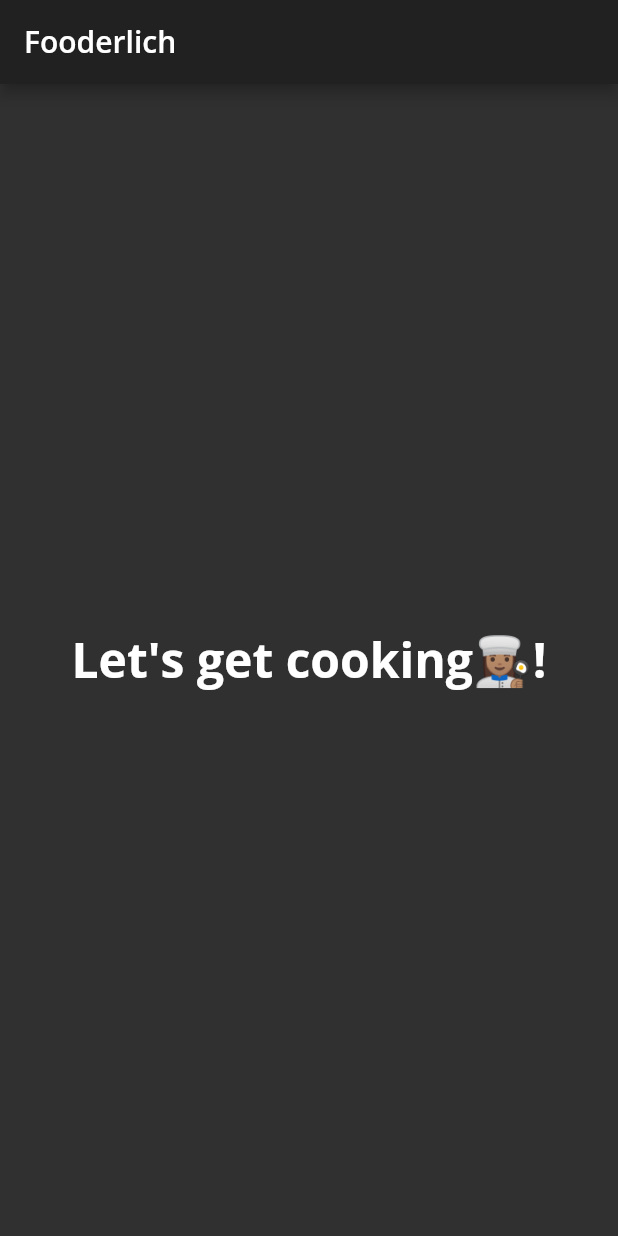
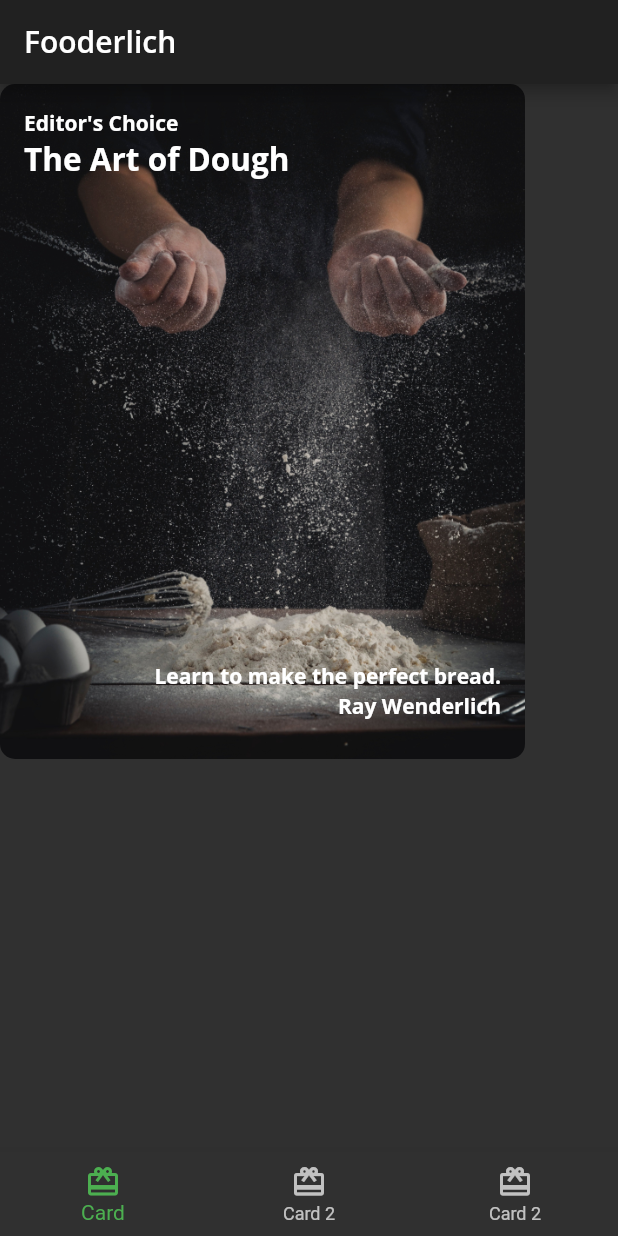
Before and after one commit to vedintech007/fooderlich, a Flutter app: the screen it shows after launch, on a phone screen of 412 x 824 dp. Run offline on Flutter 3.47's test engine with Material 2 defaults, Android fonts, the phone set to English and light mode, and no system bars; our stand-ins replace google_fonts.

Commit message:
added card one with images

```diff
--- /dev/null
+++ b/lib/card1.dart
@@ -0,0 +1,62 @@
+import 'package:flutter/material.dart';
+import 'package:fooderlich/constants/fooderlich_theme.dart';
+
+class Card1 extends StatelessWidget {
+  Card1({Key? key}) : super(key: key);
+
+  final String category = 'Editor\'s Choice';
+  final String title = 'The Art of Dough';
+  final String description = 'Learn to make the perfect bread.';
+  final String chef = 'Ray Wenderlich';
+
+  @override
+  Widget build(BuildContext context) {
+    return Container(
+      padding: const EdgeInsets.all(16),
+      constraints: const BoxConstraints.expand(
+        width: 350,
+        height: 450,
+      ),
+      decoration: const BoxDecoration(
+        image: DecorationImage(
+          image: AssetImage("assets/mag1.png"),
+          fit: BoxFit.cover,
+        ),
+        borderRadius: BorderRadius.all(Radius.circular(10.0)),
+      ),
+
+      // TODO: Add a stack of text
+      child: Stack(
+        children: [
+          Text(
+            category,
+            style: FooderlichTheme.darkTextTheme.bodyText1,
+          ),
+          Positioned(
+            top: 20,
+            child: Text(
+              title,
+              style: FooderlichTheme.darkTextTheme.headline2,
+            ),
+          ),
+          Positioned(
+            bottom: 30,
+            right: 0,
+            child: Text(
+              description,
+              style: FooderlichTheme.darkTextTheme.bodyText1,
+            ),
+          ),
+          Positioned(
+            bottom: 10,
+            right: 0,
+            child: Text(
+              chef,
+              style: FooderlichTheme.darkTextTheme.bodyText1,
+            ),
+          ),
+        ],
+      ),
+    );
+  }
+}
--- a/lib/main.dart
+++ b/lib/main.dart
@@ -1,4 +1,5 @@
 import 'package:flutter/material.dart';
+import 'package:fooderlich/pages/home.dart';
 import 'constants/fooderlich_theme.dart';
 
 void main() {
@@ -13,25 +14,11 @@ class Fooderlich extends StatelessWidget {
     // TODO: Create theme
     final theme = FooderlichTheme.dark();
     return MaterialApp(
-        debugShowCheckedModeBanner: false,
-        // TODO: Apply Home widget
-        theme: theme,
-        title: "Fooderlich ",
-        home: Scaffold(
-          // TODO: Style the title
-          appBar: AppBar(
-            title: Text(
-              'Fooderlich',
-              style: theme.textTheme.headline6,
-            ),
-          ),
-          // TODO: Style the body text
-          body: Center(
-            child: Text(
-              'Let\'s get cooking👩🏽‍🍳!',
-              style: theme.textTheme.headline1,
-            ),
-          ),
-        ));
+      debugShowCheckedModeBanner: false,
+      // TODO: Apply Home widget
+      theme: theme,
+      title: "Fooderlich ",
+      home: const Home(),
+    );
   }
 }
--- /dev/null
+++ b/lib/pages/home.dart
@@ -0,0 +1,60 @@
+import 'package:flutter/material.dart';
+import 'package:fooderlich/card1.dart';
+
+class Home extends StatefulWidget {
+  const Home({Key? key}) : super(key: key);
+
+  @override
+  HomeState createState() => HomeState();
+}
+
+class HomeState extends State<Home> {
+  // TODO: Add state variables and functions
+  int _selectedIndex = 0;
+  static List<Widget> pages = [
+    // TODO: Replace with Card1
+    Card1(),
+    // TODO: Replace with Card2
+    Container(color: Colors.green),
+    // TODO: Replace with Card3
+    Container(color: Colors.blue)
+  ];
+
+  void _onTapped(int index) {
+    setState(() {
+      _selectedIndex = index;
+    });
+  }
+
+  @override
+  Widget build(BuildContext context) {
+    return Scaffold(
+      appBar: AppBar(
+        title: Text(
+          'Fooderlich',
+          style: Theme.of(context).textTheme.headline6,
+        ),
+      ),
+      body: pages[_selectedIndex],
+      bottomNavigationBar: BottomNavigationBar(
+        selectedItemColor: Theme.of(context).textSelectionTheme.selectionColor,
+        currentIndex: _selectedIndex,
+        onTap: _onTapped,
+        items: const [
+          BottomNavigationBarItem(
+            icon: Icon(Icons.card_giftcard),
+            label: "Card",
+          ),
+          BottomNavigationBarItem(
+            icon: Icon(Icons.card_giftcard),
+            label: "Card 2",
+          ),
+          BottomNavigationBarItem(
+            icon: Icon(Icons.card_giftcard),
+            label: "Card 2",
+          ),
+        ],
+      ),
+    );
+  }
+}
--- a/pubspec.yaml
+++ b/pubspec.yaml
@@ -59,9 +59,9 @@ flutter:
   uses-material-design: true
 
   # To add assets to your application, add an assets section, like this:
-  # assets:
-  #   - images/a_dot_burr.jpeg
-  #   - images/a_dot_ham.jpeg
+  assets:
+    - assets/
+  #   - assets/
 
   # An image asset can refer to one or more resolution-specific "variants", see
   # https://flutter.dev/assets-and-images/#resolution-aware
```
Also changed, not shown: assets/author_katz.jpeg (added), assets/mag1.png (added), assets/mag2.png (added), assets/mag3.png (added), assets/mag4.png (added), assets/mag5.png (added), 3 other files.
